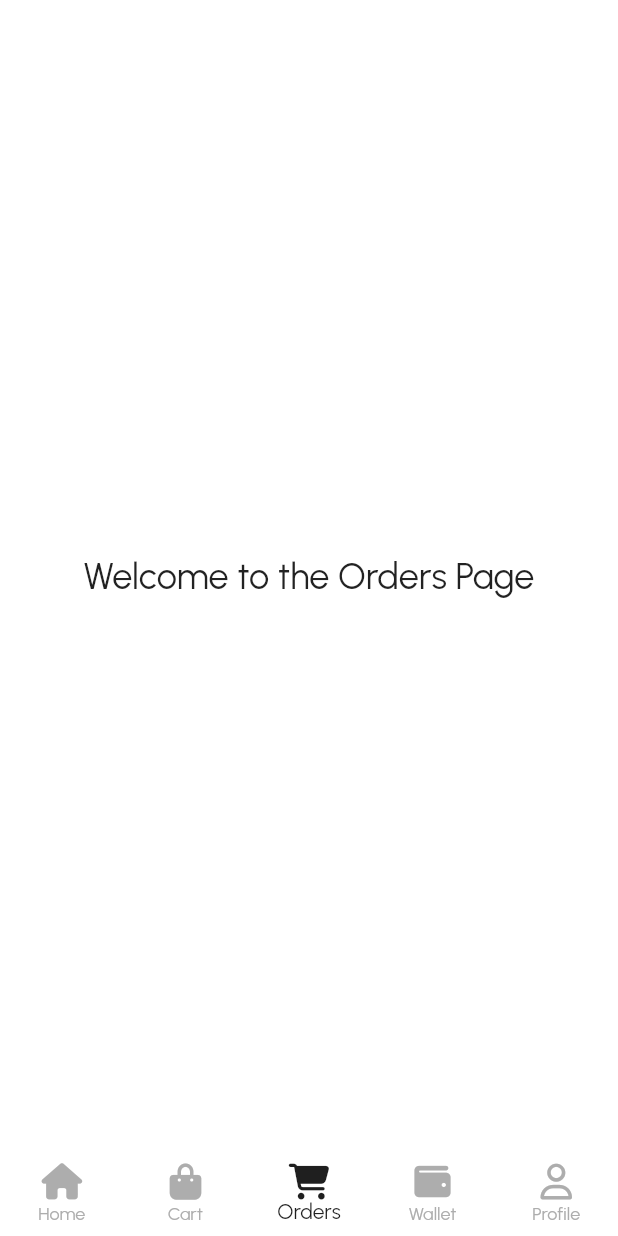
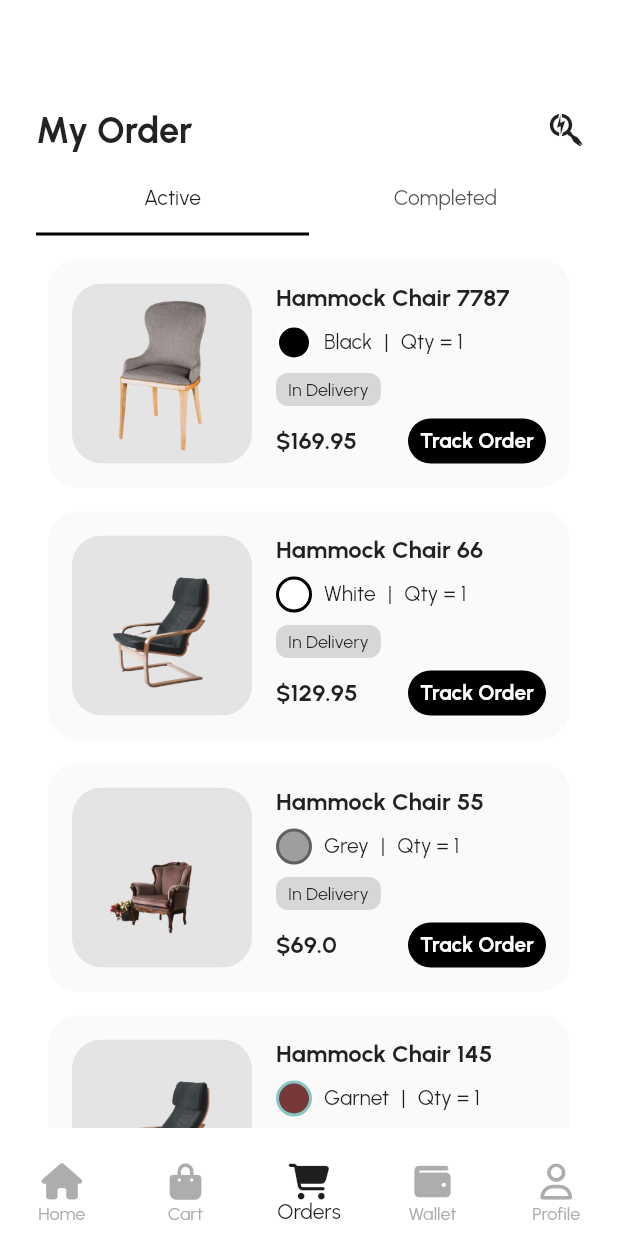
Before and after one commit to hoajb/flutter-ecommerce-furniture, a Flutter app: the screen it shows after launch, swiped to page 3, on a phone screen of 412 x 824 dp. Run offline on Flutter 3.47's test engine with Material 2 defaults, Android fonts, the phone set to English and light mode, and no system bars; our stand-ins replace font_awesome_flutter, shared_preferences, syncfusion_flutter_sliders; project files that could hold a hidden picture were left out.

Commit message:
add order pages

```diff
--- a/lib/config/routes/routes.dart
+++ b/lib/config/routes/routes.dart
@@ -2,7 +2,6 @@ import 'package:flutter/material.dart';
 import 'package:flutter_ecommerce_furniture/features/authentication/presentation/forgot_password_page.dart';
 import 'package:flutter_ecommerce_furniture/features/authentication/presentation/login_page.dart';
 import 'package:flutter_ecommerce_furniture/features/authentication/presentation/register_page.dart';
-import 'package:flutter_ecommerce_furniture/features/home/presentation/home_page.dart';
 import 'package:flutter_ecommerce_furniture/features/main/presentation/pages/main_page.dart';
 import 'package:flutter_ecommerce_furniture/features/welcome/presentation/onboarding_page.dart';
 import 'package:flutter_ecommerce_furniture/features/welcome/presentation/welcome_page.dart';
--- a/lib/config/theme/styles.dart
+++ b/lib/config/theme/styles.dart
@@ -1,4 +1,3 @@
-import 'dart:ui';
 
 import 'package:flutter/material.dart';
 
--- a/lib/core/wigets/action_button.dart
+++ b/lib/core/wigets/action_button.dart
@@ -1,4 +1,6 @@
 import 'package:flutter/material.dart';
+
+const double buttonHeightDefault = 50.0;
 
 class ActionButton extends StatelessWidget {
   final String text;
@@ -6,6 +8,7 @@ class ActionButton extends StatelessWidget {
   final Color? backgroundColor;
   final Color? textColor;
   final bool matchParentWidth;
+  final double height;
 
   const ActionButton({
     super.key,
@@ -14,6 +17,7 @@ class ActionButton extends StatelessWidget {
     this.backgroundColor,
     this.textColor,
     this.matchParentWidth = false,
+    this.height = buttonHeightDefault,
   });
 
   @override
@@ -23,20 +27,20 @@ class ActionButton extends StatelessWidget {
         backgroundColor ?? (darkModeEnabled ? Colors.white : Colors.black);
 
     final textC = textColor ?? (darkModeEnabled ? Colors.black : Colors.white);
-    return SizedBox(
-      width: matchParentWidth ? double.infinity : null,
-      height: 50,
-      child: ElevatedButton(
-        onPressed: onPressed,
-        style: ElevatedButton.styleFrom(
-          backgroundColor: backgroundC,
-          shape: const RoundedRectangleBorder(
-            borderRadius: BorderRadius.all(Radius.circular(50)),
+    return InkWell(
+      onTap: onPressed,
+      child: Container(
+        padding: const EdgeInsets.symmetric(horizontal: 8),
+        width: matchParentWidth ? double.infinity : null,
+        height: height,
+        decoration: BoxDecoration(
+            color: backgroundC,
+            borderRadius: BorderRadius.all(Radius.circular(height / 2))),
+        child: Center(
+          child: Text(
+            text,
+            style: TextStyle(color: textC, fontWeight: FontWeight.bold),
           ),
-        ),
-        child: Text(
-          text,
-          style: TextStyle(color: textC, fontWeight: FontWeight.bold),
         ),
       ),
     );
--- a/lib/core/wigets/expandable_text.dart
+++ b/lib/core/wigets/expandable_text.dart
@@ -38,7 +38,7 @@ class _DescriptionTextWidgetState extends State<DescriptionTextWidget> {
           ? Text(firstHalf)
           : Column(
               children: <Widget>[
-                Text(flag ? (firstHalf + "...") : (firstHalf + secondHalf)),
+                Text(flag ? ("$firstHalf...") : (firstHalf + secondHalf)),
                 InkWell(
                   child: Row(
                     mainAxisAlignment: MainAxisAlignment.end,
--- a/lib/core/wigets/product_image.dart
+++ b/lib/core/wigets/product_image.dart
@@ -2,28 +2,33 @@ import 'package:flutter/material.dart';
 import 'package:flutter_ecommerce_furniture/config/theme/styles.dart';
 import 'package:flutter_ecommerce_furniture/core/ext/buildcontext_ext.dart';
 
+const _imageSize = 150.0;
+const _borderRadius = 20.0;
+
 class ProductImage extends StatelessWidget {
   final double size;
+  final double borderRadius;
   final String path;
 
-  const ProductImage({super.key, this.size = 100, required this.path});
+  const ProductImage({
+    super.key,
+    this.size = _imageSize,
+    this.borderRadius = _borderRadius,
+    required this.path,
+  });
 
   @override
   Widget build(BuildContext context) {
     final isDark = context.isDarkModeEnabled;
-    return Container(
-      width: size,
-      height: size,
-      decoration: BoxDecoration(
-        color: isDark ? Styles.itemColorBgDark : Styles.itemColorBgLight,
+    return ClipRRect(
         borderRadius: BorderRadius.circular(20),
-      ),
-      child: ClipRRect(
-        borderRadius: BorderRadius.circular(20),
-        child: Image.asset(
-          path,
-        ),
-      ),
-    );
+        child: Container(
+          color: isDark ? Styles.itemColorBgDark : Styles.itemColorBgLight,
+          width: size,
+          height: size,
+          child: Image.asset(
+            path,
+          ),
+        ));
   }
 }
--- a/lib/features/authentication/presentation/login_page.dart
+++ b/lib/features/authentication/presentation/login_page.dart
@@ -1,7 +1,6 @@
 import 'package:flutter/foundation.dart';
 import 'package:flutter/material.dart';
 import 'package:flutter_ecommerce_furniture/config/routes/routes.dart';
-import 'package:flutter_ecommerce_furniture/config/theme/styles.dart';
 import 'package:flutter_ecommerce_furniture/core/ext/buildcontext_ext.dart';
 import 'package:flutter_ecommerce_furniture/core/wigets/action_button.dart';
 import 'package:flutter_ecommerce_furniture/features/authentication/widgets/auth_button.dart';
--- a/lib/features/authentication/widgets/auth_button.dart
+++ b/lib/features/authentication/widgets/auth_button.dart
@@ -1,7 +1,6 @@
 import 'package:flutter/material.dart';
 import 'package:flutter_ecommerce_furniture/core/ext/buildcontext_ext.dart';
 
-import '../../../config/theme/styles.dart';
 
 const _height = 50.0;
 
--- a/lib/features/home/widgets/filter_multi_selection.dart
+++ b/lib/features/home/widgets/filter_multi_selection.dart
@@ -2,7 +2,6 @@ import 'package:flutter/material.dart';
 import 'package:flutter_ecommerce_furniture/core/ext/buildcontext_ext.dart';
 
 import '../../../config/theme/styles.dart';
-import '../data/mock_home_filters.dart';
 
 class HomeFilterSelection extends StatefulWidget {
   final ValueChanged<List<String>>? onValueChanged;
--- a/lib/features/main/presentation/pages/main_page.dart
+++ b/lib/features/main/presentation/pages/main_page.dart
@@ -5,6 +5,7 @@ import 'package:font_awesome_flutter/font_awesome_flutter.dart';
 import '../../../../config/theme/styles.dart';
 import '../../../cart/presentation/cart_page.dart';
 import '../../../home/presentation/home_page.dart';
+import '../../../order/presentation/order_page.dart';
 import '../../../profile/presentation/profile_page.dart';
 import 'example_page.dart';
 
@@ -41,12 +42,12 @@ class _MainPageState extends State<MainPage> {
               _currentIndex = index;
             });
           },
-          children: const [
-            HomePage(),
-            CartPage(),
-            ExamplePage(titlePage: 'Orders', isNested: true),
-            ExamplePage(titlePage: 'Wallet', isNested: true),
-            ProfilePage(),
+          children: [
+            const HomePage(),
+            const CartPage(),
+            OrderPage(),
+            const ExamplePage(titlePage: 'Wallet', isNested: true),
+            const ProfilePage(),
           ],
         ),
       ),
--- a/lib/features/offer/presentation/special_offers_page.dart
+++ b/lib/features/offer/presentation/special_offers_page.dart
@@ -100,6 +100,5 @@ class SpecialOfferItem extends StatelessWidget {
         child: OfferBanner(item: item),
       ),
     );
-    ;
   }
 }
--- /dev/null
+++ b/lib/features/order/presentation/active_order_list.dart
@@ -0,0 +1,144 @@
+import 'package:flutter/material.dart';
+import 'package:flutter_ecommerce_furniture/core/ext/buildcontext_ext.dart';
+
+import '../../../config/theme/styles.dart';
+import '../../../core/utils/number_utils.dart';
+import '../../../core/wigets/action_button.dart';
+import '../../../core/wigets/circle_background_widget.dart';
+import '../../../core/wigets/product_image.dart';
+import '../../product_details/data/mock_data_repo.dart';
+import '../../product_list/data/mock_product_list.dart';
+import 'order_page.dart';
+
+final List<Map<String, dynamic>> _orderProductList =
+    recommendedProductList.sublist(0, 6);
+
+class ActiveOrderList extends StatelessWidget {
+  ActiveOrderList({super.key});
+
+  final _listColors = listProductColorsMap.entries.toList();
+
+  @override
+  Widget build(BuildContext context) {
+    return ListView.builder(
+        padding: const EdgeInsets.only(top: 8),
+        itemCount: 10,
+        itemBuilder: (BuildContext context, int index) {
+          return _buildOrderItem(index);
+        });
+  }
+
+  Widget _buildOrderItem(int index) {
+    if (index > _orderProductList.length - 1) return Container();
+    Map<String, dynamic> item = _orderProductList[index];
+    return OrderRowProductItem(
+      product: item,
+      selectedColor: _listColors[index].value,
+      selectedColorName: _listColors[index].key,
+    );
+  }
+}
+
+class OrderRowProductItem extends StatelessWidget {
+  final Map<String, dynamic> product;
+  final Color selectedColor;
+  final String selectedColorName;
+
+  const OrderRowProductItem({
+    super.key,
+    required this.product,
+    required this.selectedColor,
+    required this.selectedColorName,
+  });
+
+  @override
+  Widget build(BuildContext context) {
+    final isDark = context.isDarkModeEnabled;
+    return Padding(
+      padding: const EdgeInsets.all(8.0),
+      child: Container(
+        decoration: BoxDecoration(
+          color: isDark
+              ? Styles.textFieldBackgroundDark
+              : Styles.textFieldBackgroundLight,
+          borderRadius: BorderRadius.circular(20),
+        ),
+        child: Padding(
+          padding: const EdgeInsets.all(16),
+          child: Row(
+            crossAxisAlignment: CrossAxisAlignment.center,
+            mainAxisSize: MainAxisSize.max,
+            children: [
+              ProductImage(size: orderRowSize, path: product['image']),
+              const SizedBox(width: 16),
+              Expanded(child: _buildRightContent()),
+            ],
+          ),
+        ),
+      ),
+    );
+  }
+
+  Widget _buildRightContent() {
+    return SizedBox(
+      height: orderRowSize,
+      child: Column(
+        crossAxisAlignment: CrossAxisAlignment.start,
+        mainAxisAlignment: MainAxisAlignment.spaceBetween,
+        mainAxisSize: MainAxisSize.max,
+        children: [
+          Text(
+            product['title'],
+            maxLines: 1,
+            overflow: TextOverflow.ellipsis,
+            style: const TextStyle(fontSize: 16, fontWeight: FontWeight.bold),
+          ),
+          _buildColorContent(),
+          Container(
+            decoration: BoxDecoration(
+                color: Styles.greyColorLight,
+                borderRadius: BorderRadius.circular(8)),
+            padding: const EdgeInsets.symmetric(horizontal: 8, vertical: 4),
+            child: const Text(
+              'In Delivery',
+              style: TextStyle(fontSize: 12),
+            ),
+          ),
+          _buildPriceAndActionButton()
+        ],
+      ),
+    );
+  }
+
+  Widget _buildPriceAndActionButton() {
+    return Row(
+      mainAxisSize: MainAxisSize.max,
+      mainAxisAlignment: MainAxisAlignment.spaceBetween,
+      children: [
+        Text(
+          '\$${currencyFormat.format(product['price'])}',
+          style: const TextStyle(fontSize: 16, fontWeight: FontWeight.bold),
+        ),
+        ActionButton(text: 'Track Order', height: 30, onPressed: () {})
+      ],
+    );
+  }
+
+  Widget _buildColorContent() {
+    return Row(
+      children: [
+        CircularBackgroundWidget(
+          size: 24,
+          backgroundColor: selectedColor,
+          child: null,
+        ),
+        const SizedBox(width: 8),
+        Text(selectedColorName, style: const TextStyle(fontSize: 14)),
+        const SizedBox(width: 8),
+        const Text('|', style: TextStyle(fontSize: 14)),
+        const SizedBox(width: 8),
+        const Text('Qty = 1', style: TextStyle(fontSize: 14))
+      ],
+    );
+  }
+}
--- /dev/null
+++ b/lib/features/order/presentation/order_page.dart
@@ -0,0 +1,212 @@
+import 'package:flutter/material.dart';
+import 'package:flutter_ecommerce_furniture/core/ext/buildcontext_ext.dart';
+import 'package:flutter_ecommerce_furniture/core/wigets/action_button.dart';
+import 'package:flutter_ecommerce_furniture/features/product_details/data/mock_data_repo.dart';
+import 'package:font_awesome_flutter/font_awesome_flutter.dart';
+
+import '../../../config/theme/styles.dart';
+import '../../../core/utils/number_utils.dart';
+import '../../../core/wigets/circle_background_widget.dart';
+import '../../../core/wigets/product_image.dart';
+import '../../product_list/data/mock_product_list.dart';
+import 'active_order_list.dart';
+import 'completed_order_list.dart';
+
+const orderRowSize = 120.0;
+
+class OrderPage extends StatelessWidget {
+  OrderPage({super.key});
+
+  final _listColors = listProductColorsMap.entries.toList();
+
+  final List<Map<String, dynamic>> _orderProductList =
+      recommendedProductList.sublist(0, 6);
+
+  @override
+  Widget build(BuildContext context) {
+    return Container(
+      padding: const EdgeInsets.symmetric(horizontal: 8),
+      color: Colors.transparent,
+      child: Column(
+        crossAxisAlignment: CrossAxisAlignment.start,
+        children: [
+          const SizedBox(
+            height: 56,
+          ),
+          const Row(
+            mainAxisAlignment: MainAxisAlignment.spaceBetween,
+            children: [
+              Text(
+                'My Order',
+                style: TextStyle(fontSize: 24, fontWeight: FontWeight.bold),
+              ),
+              FaIcon(FontAwesomeIcons.searchengin)
+            ],
+          ),
+          const SizedBox(height: 8),
+          Expanded(
+              child: DefaultTabController(
+            length: 2,
+            child: Column(
+              children: [
+                TabBar(
+                  indicatorColor: Styles.blackColor,
+                  splashBorderRadius: BorderRadius.circular(8),
+                  tabs: const [
+                    Tab(text: 'Active'),
+                    Tab(text: 'Completed'),
+                  ],
+                ),
+                Expanded(
+                  child: TabBarView(
+                    children: [
+                      ActiveOrderList(),
+                      CompletedOrderList(),
+                    ],
+                  ),
+                ),
+              ],
+            ),
+          ))
+        ],
+      ),
+    );
+  }
+
+  Widget _buildActiveOrderList() {
+    return ListView.builder(
+        padding: const EdgeInsets.only(top: 8),
+        itemCount: 10,
+        itemBuilder: (BuildContext context, int index) {
+          return _buildOrderItem(index);
+        });
+  }
+
+  Widget _buildOrderItem(int index) {
+    if (index > _orderProductList.length - 1) return Container();
+    Map<String, dynamic> item = _orderProductList[index];
+    return OrderRowProductItem(
+      product: item,
+      selectedColor: _listColors[index].value,
+      selectedColorName: _listColors[index].key,
+    );
+  }
+}
+
+class OrderRowProductItem extends StatefulWidget {
+  final Map<String, dynamic> product;
+  final Color selectedColor;
+  final String selectedColorName;
+
+  const OrderRowProductItem({
+    super.key,
+    required this.product,
+    required this.selectedColor,
+    required this.selectedColorName,
+  });
+
+  @override
+  State<OrderRowProductItem> createState() => _OrderRowProductItemState();
+}
+
+class _OrderRowProductItemState extends State<OrderRowProductItem> {
+  final int _numberItem = 1;
+  double _itemPrice = 0.0;
+
+  @override
+  void initState() {
+    _itemPrice = widget.product['price'] * _numberItem;
+    super.initState();
+  }
+
+  @override
+  Widget build(BuildContext context) {
+    final isDark = context.isDarkModeEnabled;
+    return Padding(
+      padding: const EdgeInsets.all(8.0),
+      child: Container(
+        decoration: BoxDecoration(
+          color: isDark
+              ? Styles.textFieldBackgroundDark
+              : Styles.textFieldBackgroundLight,
+          borderRadius: BorderRadius.circular(20),
+        ),
+        child: Padding(
+          padding: const EdgeInsets.all(16),
+          child: Row(
+            crossAxisAlignment: CrossAxisAlignment.center,
+            mainAxisSize: MainAxisSize.max,
+            children: [
+              ProductImage(size: orderRowSize, path: widget.product['image']),
+              const SizedBox(width: 16),
+              Expanded(child: _buildRightContent()),
+            ],
+          ),
+        ),
+      ),
+    );
+  }
+
+  Widget _buildRightContent() {
+    return Container(
+      height: orderRowSize,
+      child: Column(
+        crossAxisAlignment: CrossAxisAlignment.start,
+        mainAxisAlignment: MainAxisAlignment.spaceBetween,
+        mainAxisSize: MainAxisSize.max,
+        children: [
+          Text(
+            widget.product['title'],
+            maxLines: 1,
+            overflow: TextOverflow.ellipsis,
+            style: const TextStyle(fontSize: 16, fontWeight: FontWeight.bold),
+          ),
+          _buildColorContent(),
+          Container(
+            decoration: BoxDecoration(
+                color: Styles.greyColorLight,
+                borderRadius: BorderRadius.circular(8)),
+            padding: const EdgeInsets.symmetric(horizontal: 8, vertical: 4),
+            child: const Text(
+              'In Delivery',
+              style: TextStyle(fontSize: 12),
+            ),
+          ),
+          _buildPriceAndActionButton()
+        ],
+      ),
+    );
+  }
+
+  Widget _buildPriceAndActionButton() {
+    return Row(
+      mainAxisSize: MainAxisSize.max,
+      mainAxisAlignment: MainAxisAlignment.spaceBetween,
+      children: [
+        Text(
+          '\$${currencyFormat.format(_itemPrice)}',
+          style: const TextStyle(fontSize: 16, fontWeight: FontWeight.bold),
+        ),
+        ActionButton(text: 'Track Order', height: 30, onPressed: () {})
+      ],
+    );
+  }
+
+  Widget _buildColorContent() {
+    return Row(
+      children: [
+        CircularBackgroundWidget(
+          size: 24,
+          backgroundColor: widget.selectedColor,
+          child: null,
+        ),
+        const SizedBox(width: 8),
+        Text(widget.selectedColorName, style: const TextStyle(fontSize: 14)),
+        const SizedBox(width: 8),
+        const Text('|', style: TextStyle(fontSize: 14)),
+        const SizedBox(width: 8),
+        const Text('Qty = 1', style: TextStyle(fontSize: 14))
+      ],
+    );
+  }
+}
--- /dev/null
+++ b/lib/features/order/presentation/widgets/constant.dart
@@ -0,0 +1 @@
+const orderRowSize = 120.0;
--- a/lib/features/product_details/data/mock_data_repo.dart
+++ b/lib/features/product_details/data/mock_data_repo.dart
@@ -1,16 +1,16 @@
 import 'package:flutter/material.dart';
 
-String mockDescriptionText =
+const String mockDescriptionText =
     "Lorem ipsum dolor sit amet, consectetur adipiscing elit, sed do eiusmod tempor incididunt ut labore et dolore magna aliqua. Ut enim ad minim veniam, quis nostrud exercitation ullamco laboris nisi ut aliquip ex ea commodo consequat. Duis aute irure dolor in reprehenderit in voluptate velit esse cillum dolore eu fugiat nulla pariatur. Excepteur sint occaecat cupidatat non proident, sunt in culpa qui officia deserunt mollit anim id est laborum.";
 
 List<Color> listProductColors =
     listProductColorsMap.entries.map((e) => e.value).toList();
 
-Map<String, Color> listProductColorsMap = {
+const Map<String, Color> listProductColorsMap = {
   'Black': Colors.black,
   'White': Colors.white,
   'Grey': Colors.grey,
-  'Garnet': const Color(0xff763838),
-  'Cyan': const Color(0xffab8d22),
-  'Blue': const Color(0xff0e308d),
+  'Garnet': Color(0xff763838),
+  'Cyan': Color(0xffab8d22),
+  'Blue': Color(0xff0e308d),
 };
--- a/lib/features/welcome/presentation/onboarding_page.dart
+++ b/lib/features/welcome/presentation/onboarding_page.dart
@@ -2,7 +2,6 @@ import 'package:flutter/material.dart';
 import 'package:flutter_ecommerce_furniture/config/routes/routes.dart';
 import 'package:flutter_ecommerce_furniture/core/wigets/action_button.dart';
 
-import '../../../config/theme/theme_toggle_button.dart';
 
 class OnboardingPage extends StatefulWidget {
   const OnboardingPage({super.key});
--- a/lib/main.dart
+++ b/lib/main.dart
@@ -1,6 +1,5 @@
 import 'package:flutter/material.dart';
 import 'package:flutter_ecommerce_furniture/config/routes/routes.dart';
-import 'package:flutter_ecommerce_furniture/config/theme/app_themes.dart';
 import 'package:provider/provider.dart';
 
 import 'config/theme/styles.dart';
```
Also changed, not shown: lib/features/order/presentation/completed_order_list.dart (added, +144 -0 lines), 1 other file.
